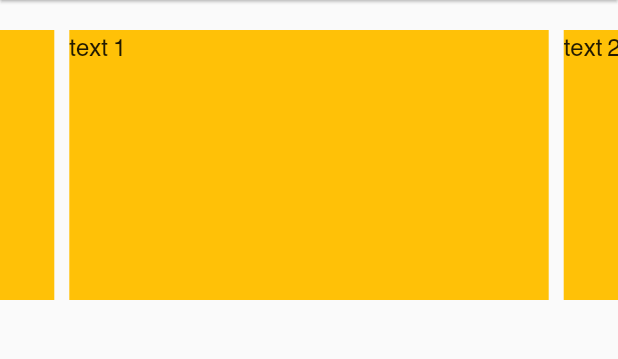
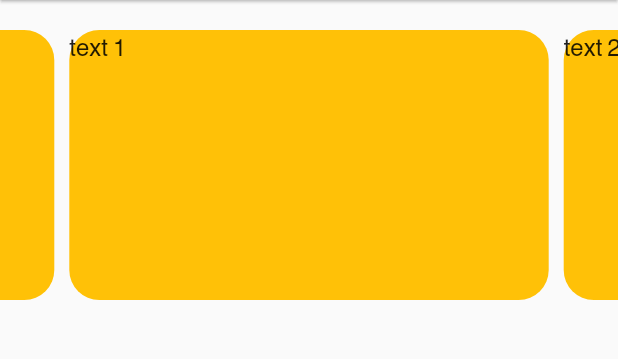
Before and after one commit to thatserfan/Digikala-UI-Flutter, a Flutter app: the screen it shows after launch, on a phone screen of 412 x 824 dp, the part 84-443 px from its top. Run offline on Flutter 3.47's test engine with Material 2 defaults, Android fonts, the phone set to English and light mode, and no system bars; drawn by our look-alikes of carousel_slider.

Commit message:
Make image slider border

```diff
--- a/lib/widgets/image_slider.dart
+++ b/lib/widgets/image_slider.dart
@@ -1,18 +1,32 @@
 import 'package:flutter/material.dart';
 import 'package:carousel_slider/carousel_slider.dart';
 
-class ImageSlider extends StatelessWidget {
+class ImageSlider extends StatefulWidget {
+  @override
+  State<ImageSlider> createState() => _ImageSliderState();
+}
+
+class _ImageSliderState extends State<ImageSlider> {
+  int _current = 0;
+  final CarouselController _controller = CarouselController();
+
   @override
   Widget build(BuildContext context) {
     return CarouselSlider(
-      options: CarouselOptions(height: 180.0),
+      carouselController: _controller,
+      options: CarouselOptions(
+        height: 180.0,
+        autoPlay: true,
+      ),
       items: [1, 2, 3, 4, 5].map((i) {
         return Builder(
           builder: (BuildContext context) {
             return Container(
                 width: MediaQuery.of(context).size.width,
                 margin: EdgeInsets.symmetric(horizontal: 5.0),
-                decoration: BoxDecoration(color: Colors.amber),
+                decoration: BoxDecoration(
+                    color: Colors.amber,
+                    borderRadius: BorderRadius.circular(20)),
                 child: Text(
                   'text $i',
                   style: TextStyle(fontSize: 16.0),
```
